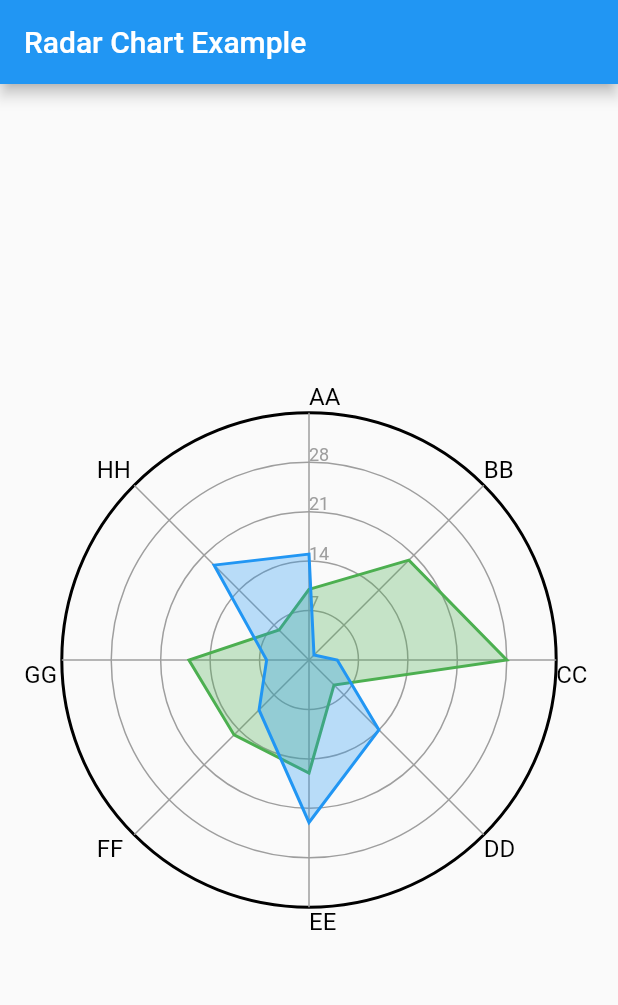
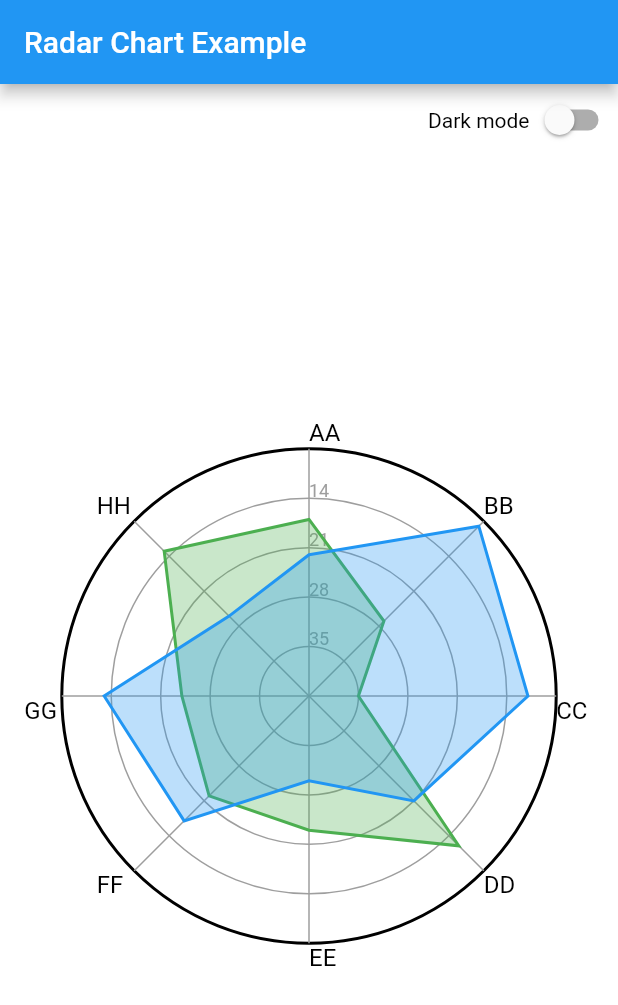
Before and after one commit to danpanaite/flutter_radar_chart, a Flutter app: the screen it shows after launch, on a phone screen of 412 x 824 dp. Shown: the top 1005 px of the screen. Run offline on Flutter 3.47's test engine with Material 2 defaults, Android fonts, the phone set to English and light mode, and no system bars.

Commit message:
Adding a dark mode to the radar chart and example

```diff
--- a/example/lib/main.dart
+++ b/example/lib/main.dart
@@ -16,8 +16,15 @@ class MyApp extends StatelessWidget {
   }
 }
 
-class MyHomePage extends StatelessWidget {
+class MyHomePage extends StatefulWidget {
   const MyHomePage({Key key}) : super(key: key);
+
+  @override
+  _MyHomePageState createState() => _MyHomePageState();
+}
+
+class _MyHomePageState extends State<MyHomePage> {
+  bool darkMode = false;
 
   @override
   Widget build(BuildContext context) {
@@ -32,11 +39,49 @@ class MyHomePage extends StatelessWidget {
       appBar: AppBar(
         title: Text('Radar Chart Example'),
       ),
-      body: Center(
-        child: RadarChart.light(
-          ticks: ticks,
-          features: features,
-          data: data,
+      body: Container(
+        color: darkMode ? Colors.black : Colors.white,
+        child: Column(
+          mainAxisAlignment: MainAxisAlignment.center,
+          children: <Widget>[
+            Row(
+              mainAxisAlignment: MainAxisAlignment.end,
+              children: [
+                darkMode
+                    ? Text(
+                        'Light mode',
+                        style: TextStyle(color: Colors.white),
+                      )
+                    : Text(
+                        'Dark mode',
+                        style: TextStyle(color: Colors.black),
+                      ),
+                Switch(
+                  value: this.darkMode,
+                  onChanged: (value) {
+                    setState(() {
+                      darkMode = value;
+                    });
+                  },
+                ),
+              ],
+            ),
+            Expanded(
+              child: darkMode
+                  ? RadarChart.dark(
+                      ticks: ticks,
+                      features: features,
+                      data: data,
+                      reverseAxis: true,
+                    )
+                  : RadarChart.light(
+                      ticks: ticks,
+                      features: features,
+                      data: data,
+                      reverseAxis: true,
+                    ),
+            ),
+          ],
         ),
       ),
     );
--- a/lib/radar_chart.dart
+++ b/lib/radar_chart.dart
@@ -28,14 +28,33 @@ class RadarChart extends StatelessWidget {
   }) : super(key: key);
 
   factory RadarChart.light({
-    List<int> ticks,
-    List<String> features,
-    List<List<int>> data,
+    @required List<int> ticks,
+    @required List<String> features,
+    @required List<List<int>> data,
+    bool reverseAxis = false,
   }) {
     return RadarChart(
       ticks: ticks,
       features: features,
       data: data,
+      reverseAxis: reverseAxis,
+    );
+  }
+
+  factory RadarChart.dark({
+    @required List<int> ticks,
+    @required List<String> features,
+    @required List<List<int>> data,
+    bool reverseAxis = false,
+  }) {
+    return RadarChart(
+      ticks: ticks,
+      features: features,
+      data: data,
+      featuresTextStyle: const TextStyle(color: Colors.white, fontSize: 16),
+      outlineColor: Colors.white,
+      axisColor: Colors.grey,
+      reverseAxis: reverseAxis,
     );
   }
 
```
